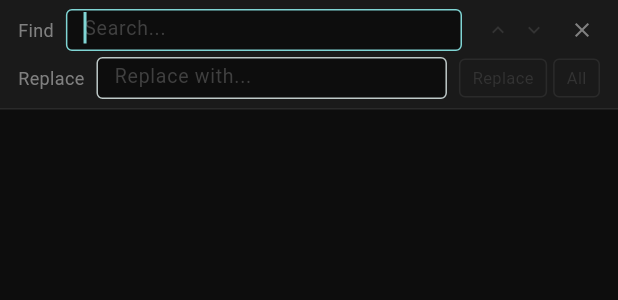
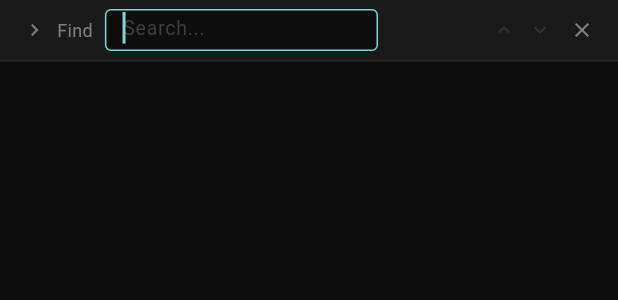
Before and after one commit to beeswaxpat/scrib-desktop, a Flutter app: the ScribSearchBar widget shown alone on an empty page, opened directly, on a phone screen of 412 x 824 dp. Shown: the top 300 px of the screen. Run offline on Flutter 3.47's test engine with Material 3 defaults, Android fonts, the phone set to English and light mode, and no system bars; our stand-ins replace file_picker, hive; missing offline and left inert: desktop_drop, encrypt, flutter_quill, pointycastle, window_manager; accounts and stored records are empty; Roboto replaces fonts that are missing (Segoe UI); statements that could not run were skipped.

Commit message:
Add global search, split Find/Find & Replace, Ctrl+Y redo, gray out text size in rich text
- Ctrl+F = Find only (no replace), Ctrl+H = Find & Replace, Ctrl+Shift+F = Search All Tabs
- Ctrl+Y = Redo (Windows standard); Escape closes either active search panel
- New GlobalSearchPanel widget: searches all open tabs, shows match-count pills,
  click to navigate + auto-populate per-tab find bar via pendingFindQuery pattern
- ScribSearchBar: showReplace driven by provider (Ctrl+H toggles it); replace row
  toggle chevron; pendingFindQuery auto-populated on init with auto findNext
- Toolbar: find button = openFind(), new manage_search button for global search
- Edit menu: separate Find... / Find & Replace... / Search All Tabs... items
- View > Text Size items: disabled (grayed) when active tab is in rich text mode

Co-Authored-By: Claude Sonnet 4.6 <noreply@anthropic.com>

```diff
--- a/lib/widgets/search_bar_widget.dart
+++ b/lib/widgets/search_bar_widget.dart
@@ -3,9 +3,10 @@ import 'package:flutter_quill/flutter_quill.dart';
 import 'package:provider/provider.dart';
 import '../providers/editor_provider.dart';
 
-/// Find & Replace bar - slides in below the tab bar.
-/// Search state is managed locally since it doesn't need to persist.
-/// Accepts an optional [quillController] so rich text matches can be highlighted.
+/// Per-tab Find / Find & Replace bar.
+/// - showReplace comes from EditorProvider (Ctrl+F = find only, Ctrl+H = find+replace).
+/// - If a pendingFindQuery was set (via global search navigation), it's loaded
+///   on init and a findNext() is triggered automatically to jump to the first match.
 class ScribSearchBar extends StatefulWidget {
   final QuillController? quillController;
 
@@ -26,6 +27,15 @@ class _ScribSearchBarState extends State<ScribSearchBar> {
   void initState() {
     super.initState();
     WidgetsBinding.instance.addPostFrameCallback((_) {
+      if (!mounted) return;
+      final editor = context.read<EditorProvider>();
+      final pending = editor.pendingFindQuery;
+      if (pending.isNotEmpty) {
+        _searchController.text = pending;
+        editor.clearPendingFindQuery();
+        _updateMatchCount(editor);
+        _findNext(editor);
+      }
       _searchFocus.requestFocus();
     });
   }
@@ -38,21 +48,16 @@ class _ScribSearchBarState extends State<ScribSearchBar> {
     super.dispose();
   }
 
-  bool get _isRichText {
-    return context.read<EditorProvider>().activeTab?.mode == EditorMode.richText;
-  }
-
-  /// Returns the text to search — plain text for plain mode,
-  /// extracted plain text from delta for rich text mode.
-  String _getSearchableText(EditorProvider editor) {
-    return editor.searchableText;
-  }
+  String _getSearchableText(EditorProvider editor) => editor.searchableText;
 
   @override
   Widget build(BuildContext context) {
     final editor = context.watch<EditorProvider>();
+    final showReplace = editor.showReplace;
     final isDark = Theme.of(context).brightness == Brightness.dark;
     final colorScheme = Theme.of(context).colorScheme;
+
+    final labelColor = isDark ? const Color(0xFF808080) : const Color(0xFF666666);
 
     return Container(
       padding: const EdgeInsets.symmetric(horizontal: 12, vertical: 6),
@@ -67,16 +72,26 @@ class _ScribSearchBarState extends State<ScribSearchBar> {
       child: Column(
         mainAxisSize: MainAxisSize.min,
         children: [
-          // Find row
+          // ── Find row ──────────────────────────────────────────────────────
           Row(
             children: [
-              Text(
-                'Find',
-                style: TextStyle(
-                  fontSize: 12,
-                  color: isDark ? const Color(0xFF808080) : const Color(0xFF666666),
+              // Toggle replace chevron — click to expand/collapse replace row
+              InkWell(
+                onTap: () => editor.toggleReplace(),
+                borderRadius: BorderRadius.circular(4),
+                child: Padding(
+                  padding: const EdgeInsets.all(3),
+                  child: Icon(
+                    showReplace
+                        ? Icons.keyboard_arrow_down
+                        : Icons.keyboard_arrow_right,
+                    size: 16,
+                    color: labelColor,
                   ),
                 ),
+              ),
+              const SizedBox(width: 4),
+              Text('Find', style: TextStyle(fontSize: 12, color: labelColor)),
               const SizedBox(width: 8),
               Expanded(
                 child: SizedBox(
@@ -99,6 +114,12 @@ class _ScribSearchBarState extends State<ScribSearchBar> {
                           color: isDark ? const Color(0xFF2A2A2A) : const Color(0xFFE0E0E0),
                         ),
                       ),
+                      enabledBorder: OutlineInputBorder(
+                        borderRadius: BorderRadius.circular(4),
+                        borderSide: BorderSide(
+                          color: isDark ? const Color(0xFF2A2A2A) : const Color(0xFFE0E0E0),
+                        ),
+                      ),
                       focusedBorder: OutlineInputBorder(
                         borderRadius: BorderRadius.circular(4),
                         borderSide: BorderSide(color: colorScheme.primary),
@@ -116,19 +137,24 @@ class _ScribSearchBarState extends State<ScribSearchBar> {
               ),
               const SizedBox(width: 8),
               // Match count
-              Text(
+              SizedBox(
+                width: 60,
+                child: Text(
                   _matchCount > 0
                       ? '$_currentMatch/$_matchCount'
                       : (_searchController.text.isNotEmpty ? '0 results' : ''),
+                  textAlign: TextAlign.right,
                   style: TextStyle(
                     fontSize: 11,
                     color: isDark ? const Color(0xFF606060) : const Color(0xFF999999),
+                  ),
                 ),
               ),
               const SizedBox(width: 4),
               // Previous match
               _SearchButton(
                 icon: Icons.keyboard_arrow_up,
+                tooltip: 'Previous match (Shift+Enter)',
                 onPressed: _searchController.text.isNotEmpty
                     ? () => _findPrevious(editor)
                     : null,
@@ -137,31 +163,31 @@ class _ScribSearchBarState extends State<ScribSearchBar> {
               // Next match
               _SearchButton(
                 icon: Icons.keyboard_arrow_down,
+                tooltip: 'Next match (Enter)',
                 onPressed: _searchController.text.isNotEmpty
                     ? () => _findNext(editor)
                     : null,
                 isDark: isDark,
               ),
-              const SizedBox(width: 8),
+              const SizedBox(width: 4),
               // Close
               _SearchButton(
                 icon: Icons.close,
-                onPressed: () => editor.toggleSearch(),
+                tooltip: 'Close (Escape)',
+                onPressed: () => editor.closeSearch(),
                 isDark: isDark,
               ),
             ],
           ),
+
+          // ── Replace row (shown when showReplace == true) ───────────────────
+          if (showReplace) ...[
             const SizedBox(height: 4),
-          // Replace row
             Row(
               children: [
-              Text(
-                'Replace',
-                style: TextStyle(
-                  fontSize: 12,
-                  color: isDark ? const Color(0xFF808080) : const Color(0xFF666666),
-                ),
-              ),
+                const SizedBox(width: 23), // aligns with Find label indent
+                const SizedBox(width: 4),
+                Text('Replace', style: TextStyle(fontSize: 12, color: labelColor)),
                 const SizedBox(width: 8),
                 Expanded(
                   child: SizedBox(
@@ -183,6 +209,12 @@ class _ScribSearchBarState extends State<ScribSearchBar> {
                             color: isDark ? const Color(0xFF2A2A2A) : const Color(0xFFE0E0E0),
                           ),
                         ),
+                        enabledBorder: OutlineInputBorder(
+                          borderRadius: BorderRadius.circular(4),
+                          borderSide: BorderSide(
+                            color: isDark ? const Color(0xFF2A2A2A) : const Color(0xFFE0E0E0),
+                          ),
+                        ),
                         focusedBorder: OutlineInputBorder(
                           borderRadius: BorderRadius.circular(4),
                           borderSide: BorderSide(color: colorScheme.primary),
@@ -197,7 +229,6 @@ class _ScribSearchBarState extends State<ScribSearchBar> {
                   ),
                 ),
                 const SizedBox(width: 8),
-              // Replace current
                 _SearchActionButton(
                   label: 'Replace',
                   onPressed: _searchController.text.isNotEmpty
@@ -206,7 +237,6 @@ class _ScribSearchBarState extends State<ScribSearchBar> {
                   isDark: isDark,
                 ),
                 const SizedBox(width: 4),
-              // Replace all
                 _SearchActionButton(
                   label: 'All',
                   onPressed: _searchController.text.isNotEmpty
@@ -217,6 +247,7 @@ class _ScribSearchBarState extends State<ScribSearchBar> {
               ],
             ),
           ],
+        ],
       ),
     );
   }
@@ -224,17 +255,13 @@ class _ScribSearchBarState extends State<ScribSearchBar> {
   void _updateMatchCount(EditorProvider editor) {
     final tab = editor.activeTab;
     if (tab == null || _searchController.text.isEmpty) {
-      setState(() {
-        _matchCount = 0;
-        _currentMatch = 0;
-      });
+      setState(() { _matchCount = 0; _currentMatch = 0; });
       return;
     }
 
     final text = _getSearchableText(editor).toLowerCase();
     final query = _searchController.text.toLowerCase();
 
-    // Count all matches
     final matches = <int>[];
     int index = 0;
     while ((index = text.indexOf(query, index)) != -1) {
@@ -242,27 +269,17 @@ class _ScribSearchBarState extends State<ScribSearchBar> {
       index += query.length;
     }
 
-    // Determine which match is closest to (at or after) the cursor
     int current = 0;
     if (matches.isNotEmpty) {
       final cursorPos = _getCursorPos(tab, text.length);
-      current = 1; // default to first match
+      current = 1;
       for (int i = 0; i < matches.length; i++) {
-        if (matches[i] >= cursorPos) {
-          current = i + 1;
-          break;
-        }
-        // If cursor is past all matches, wrap to first
-        if (i == matches.length - 1) {
-          current = 1;
-        }
+        if (matches[i] >= cursorPos) { current = i + 1; break; }
+        if (i == matches.length - 1) current = 1;
       }
     }
 
-    setState(() {
-      _matchCount = matches.length;
-      _currentMatch = current;
-    });
+    setState(() { _matchCount = matches.length; _currentMatch = current; });
   }
 
   int _getCursorPos(EditorTab tab, int textLength) {
@@ -295,10 +312,7 @@ class _ScribSearchBarState extends State<ScribSearchBar> {
     final currentPos = _getCursorPos(tab, text.length);
 
     int nextIndex = text.toLowerCase().indexOf(query.toLowerCase(), currentPos);
-    if (nextIndex == -1) {
-      // Wrap around to beginning
-      nextIndex = text.toLowerCase().indexOf(query.toLowerCase());
-    }
+    if (nextIndex == -1) nextIndex = text.toLowerCase().indexOf(query.toLowerCase());
 
     if (nextIndex != -1) {
       _selectMatch(tab, nextIndex, query.length);
@@ -314,7 +328,7 @@ class _ScribSearchBarState extends State<ScribSearchBar> {
     final query = _searchController.text;
     final currentPos = _getCursorPos(tab, text.length);
 
-    int prevIndex = text.toLowerCase().lastIndexOf(
+    final prevIndex = text.toLowerCase().lastIndexOf(
       query.toLowerCase(),
       currentPos > 0 ? currentPos - 1 : text.length,
     );
@@ -331,15 +345,10 @@ class _ScribSearchBarState extends State<ScribSearchBar> {
 
     if (tab.mode == EditorMode.richText && widget.quillController != null) {
       final sel = widget.quillController!.selection;
-      if (sel.isCollapsed) {
-        _findNext(editor);
-        return;
-      }
+      if (sel.isCollapsed) { _findNext(editor); return; }
       final len = sel.extentOffset - sel.baseOffset;
       widget.quillController!.replaceText(
-        sel.baseOffset,
-        len,
-        _replaceController.text,
+        sel.baseOffset, len, _replaceController.text,
         TextSelection.collapsed(offset: sel.baseOffset + _replaceController.text.length),
       );
       editor.onContentChanged();
@@ -347,21 +356,11 @@ class _ScribSearchBarState extends State<ScribSearchBar> {
       _findNext(editor);
     } else {
       final selection = tab.controller.selection;
-      if (selection.isCollapsed) {
-        _findNext(editor);
-        return;
-      }
-
-      final selectedText = tab.controller.text.substring(
-        selection.start,
-        selection.end,
-      );
-
+      if (selection.isCollapsed) { _findNext(editor); return; }
+      final selectedText = tab.controller.text.substring(selection.start, selection.end);
       if (selectedText.toLowerCase() == _searchController.text.toLowerCase()) {
         final newText = tab.controller.text.replaceRange(
-          selection.start,
-          selection.end,
-          _replaceController.text,
+          selection.start, selection.end, _replaceController.text,
         );
         tab.controller.text = newText;
         tab.controller.selection = TextSelection.collapsed(
@@ -379,8 +378,6 @@ class _ScribSearchBarState extends State<ScribSearchBar> {
     if (tab == null || _searchController.text.isEmpty) return;
 
     if (tab.mode == EditorMode.richText && widget.quillController != null) {
-      // For rich text: find all matches and replace in reverse order
-      // to avoid offset drift.
       final text = _getSearchableText(editor);
       final query = _searchController.text;
       final matches = <int>[];
@@ -389,19 +386,10 @@ class _ScribSearchBarState extends State<ScribSearchBar> {
         matches.add(idx);
         idx += query.length;
       }
-      // Replace in reverse so offsets stay valid
       for (int i = matches.length - 1; i >= 0; i--) {
-        widget.quillController!.replaceText(
-          matches[i],
-          query.length,
-          _replaceController.text,
-          null,
-        );
+        widget.quillController!.replaceText(matches[i], query.length, _replaceController.text, null);
       }
-      if (matches.isNotEmpty) {
-        editor.onContentChanged();
-        _updateMatchCount(editor);
-      }
+      if (matches.isNotEmpty) { editor.onContentChanged(); _updateMatchCount(editor); }
     } else {
       final newText = tab.controller.text.replaceAll(
         RegExp(RegExp.escape(_searchController.text), caseSensitive: false),
@@ -414,20 +402,27 @@ class _ScribSearchBarState extends State<ScribSearchBar> {
   }
 }
 
+// ── Shared button widgets ────────────────────────────────────────────────────
+
 class _SearchButton extends StatelessWidget {
   final IconData icon;
+  final String tooltip;
   final VoidCallback? onPressed;
   final bool isDark;
 
   const _SearchButton({
     required this.icon,
+    this.tooltip = '',
     this.onPressed,
     required this.isDark,
   });
 
   @override
   Widget build(BuildContext context) {
-    return InkWell(
+    return Tooltip(
+      message: tooltip,
+      waitDuration: const Duration(milliseconds: 600),
+      child: InkWell(
         onTap: onPressed,
         borderRadius: BorderRadius.circular(4),
         child: Padding(
@@ -438,6 +433,7 @@ class _SearchButton extends StatelessWidget {
             color: onPressed == null
                 ? (isDark ? const Color(0xFF333333) : const Color(0xFFDDDDDD))
                 : (isDark ? const Color(0xFF808080) : const Color(0xFF666666)),
+          ),
         ),
       ),
     );
```
Also changed, not shown: lib/providers/editor_provider.dart (+89 -4 lines), lib/screens/main_screen.dart (+40 -8 lines), lib/widgets/global_search_widget.dart (added, +204 -0 lines), lib/widgets/toolbar_widget.dart (+12 -3 lines). Lines whose indentation alone changed are shown as unchanged.
